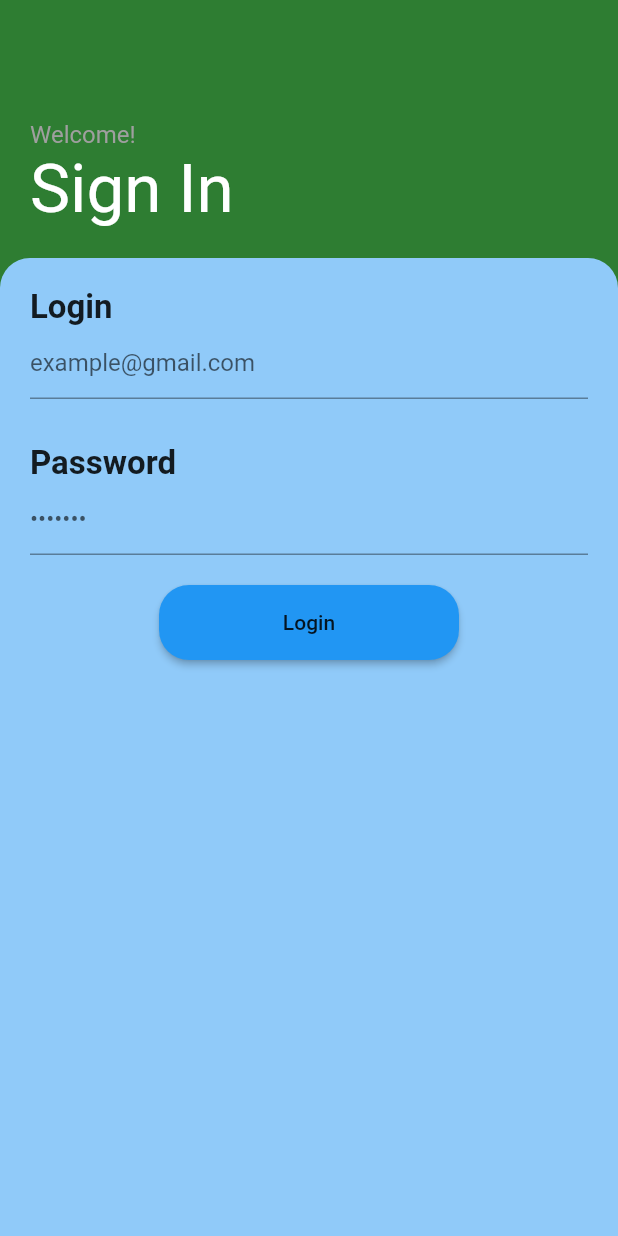
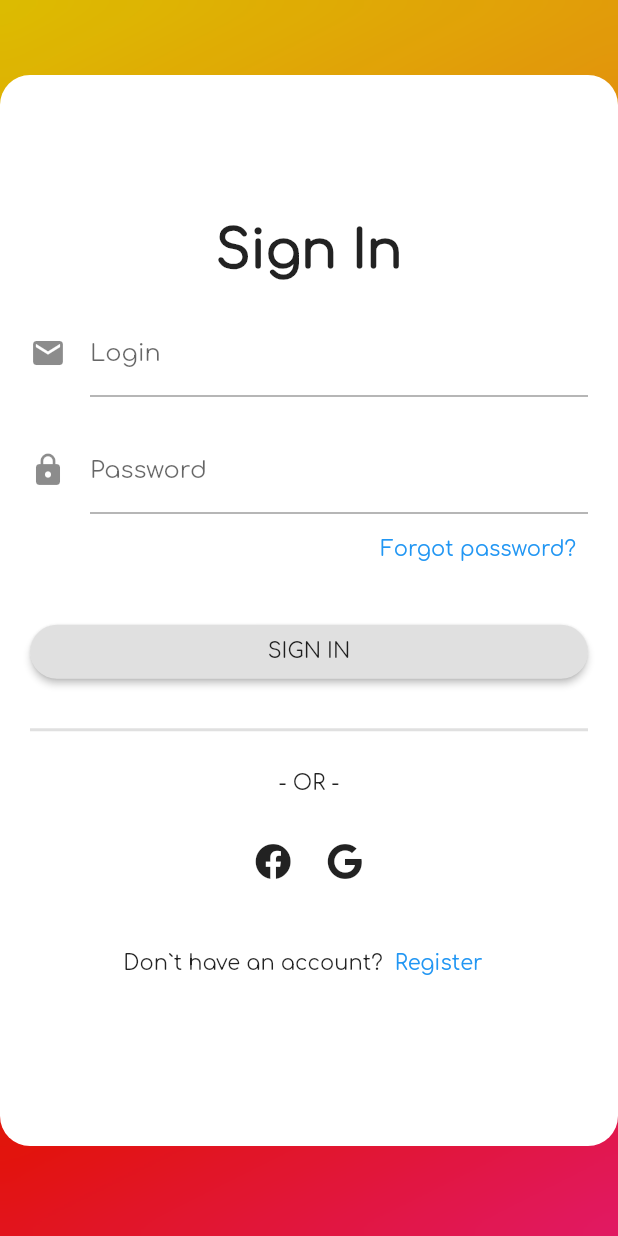
Before and after one commit to Nazarovv676/TestFirebase, a Flutter app: the screen it shows after launch, on a phone screen of 412 x 824 dp. Run offline on Flutter 3.47's test engine with Material 2 defaults, Android fonts, the phone set to English and light mode, and no system bars; our stand-ins replace firebase_core, font_awesome_flutter, hexcolor; accounts and stored records are empty.

Commit message:
Add firebase initialize

```diff
--- a/lib/main.dart
+++ b/lib/main.dart
@@ -1,31 +1,134 @@
+import 'package:firebase_core/firebase_core.dart';
 import 'package:flutter/material.dart';
 import 'package:testfirebase/pages/home/HomePage.dart';
-import 'package:testfirebase/pages/signIn/signInPage.dart';
-import 'package:testfirebase/pages/signUp/signUpPage.dart';
+import 'package:testfirebase/pages/signUpIn/alternativeSignIn.dart';
+import 'package:testfirebase/pages/signUpIn/components/bluredGradient.dart';
+import 'package:testfirebase/pages/signUpIn/signUpPage.dart';
 
 final bool signedIn = false;
 
 void main() {
-  runApp(MyApp());
+  runApp(InitializeApp());
 }
 
-class MyApp extends StatelessWidget {
-  const MyApp({
+class InitializeApp extends StatefulWidget {
+  @override
+  _InitializeAppState createState() => _InitializeAppState();
+}
+
+class _InitializeAppState extends State<InitializeApp> {
+  bool _initialized = false;
+  bool _error = false;
+
+  // Define an async function to initialize FlutterFire
+  void initializeFlutterFire() async {
+    try {
+      // Wait for Firebase to initialize and set `_initialized` state to true
+      await Firebase.initializeApp();
+      setState(() {
+        _initialized = true;
+      });
+    } catch (e) {
+      // Set `_error` state to true if Firebase initialization fails
+      setState(() {
+        _error = true;
+      });
+    }
+  }
+
+  @override
+  void initState() {
+    initializeFlutterFire();
+    super.initState();
+  }
+
+  @override
+  Widget build(BuildContext context) {
+    // Show error message if initialization failed
+    if (_error) {
+      return ErrorInitializePage();
+    }
+
+    // Show a loader until FlutterFire is initialized
+    if (!_initialized) {
+      return LoadingScreen();
+    }
+
+    return StartScreen();
+  }
+}
+
+class StartScreen extends StatelessWidget {
+  const StartScreen({
     Key key,
   }) : super(key: key);
 
   @override
   Widget build(BuildContext context) {
     return MaterialApp(
-      darkTheme: ThemeData.dark(),
-      theme: ThemeData(),
+      debugShowCheckedModeBanner: false,
+      darkTheme: ThemeData(
+        brightness: Brightness.dark,
+        fontFamily: 'Comfortaa',
+        backgroundColor: Colors.grey[900],
+      ),
+      theme: ThemeData(
+        brightness: Brightness.light,
+        fontFamily: 'Comfortaa',
+        backgroundColor: Colors.white,
+      ),
       themeMode: ThemeMode.system,
       initialRoute: signedIn ? '/home' : '/signIn',
       routes: {
         '/home': (context) => HomePage(),
-        '/signIn': (context) => SignInPage(),
+        '/signIn': (context) => SignInPageAlternative(),
         '/signUp': (context) => SignUpPage(),
       },
     );
   }
 }
+
+class ErrorInitializePage extends StatelessWidget {
+  const ErrorInitializePage({Key key}) : super(key: key);
+
+  @override
+  Widget build(BuildContext context) {
+    return MaterialApp(
+      home: Scaffold(
+        backgroundColor: Colors.transparent,
+        body: BluredGradient(
+          child: Center(
+            child: Column(
+              mainAxisAlignment: MainAxisAlignment.center,
+              children: [
+                Icon(
+                  Icons.error,
+                  size: 50,
+                ),
+                Text('Something error when initialise firebase services'),
+              ],
+            ),
+          ),
+        ),
+      ),
+    );
+  }
+}
+
+class LoadingScreen extends StatelessWidget {
+  const LoadingScreen({Key key}) : super(key: key);
+
+  @override
+  Widget build(BuildContext context) {
+    return MaterialApp(
+      home: Scaffold(
+        backgroundColor: Colors.transparent,
+        body: BluredGradient(
+          child: Center(
+            child: CircularProgressIndicator(),
+          ),
+        ),
+      ),
+    );
+  }
+}
--- /dev/null
+++ b/lib/pages/signUpIn/alternativeSignIn.dart
@@ -0,0 +1,178 @@
+import 'dart:ui';
+
+import 'package:flutter/cupertino.dart';
+import 'package:flutter/material.dart';
+import 'package:font_awesome_flutter/font_awesome_flutter.dart';
+
+import 'components/bluredGradient.dart';
+
+class SignInPageAlternative extends StatelessWidget {
+  const SignInPageAlternative({Key key}) : super(key: key);
+
+  @override
+  Widget build(BuildContext context) {
+    return Scaffold(
+        backgroundColor: Colors.transparent,
+        body: BluredGradient(
+          child: SignInContainer(),
+        ));
+  }
+}
+
+class SignInContainer extends StatefulWidget {
+  const SignInContainer({
+    Key key,
+  }) : super(key: key);
+
+  @override
+  _SignInContainerState createState() => _SignInContainerState();
+}
+
+class _SignInContainerState extends State<SignInContainer> {
+  final _loginController = TextEditingController();
+  final _passwordController = TextEditingController();
+  bool _loginIsEmpty = false;
+  bool _passwordIsEmpty = false;
+
+  void register() {
+    print('register');
+  }
+
+  void forgotPassword() {
+    print('forgot password');
+  }
+
+  void signIn() {
+    setState(() {
+      _loginController.text.isEmpty
+          ? _loginIsEmpty = true
+          : _loginIsEmpty = false;
+      _passwordController.text.isEmpty
+          ? _passwordIsEmpty = true
+          : _passwordIsEmpty = false;
+    });
+    print('sign in ${_loginController.text} ${_passwordController.text}');
+  }
+
+  void signInFacebook() {
+    print('facebook');
+  }
+
+  void signInGoogle() {
+    print('google');
+  }
+
+  @override
+  void dispose() {
+    _loginController.dispose();
+    super.dispose();
+  }
+
+  @override
+  Widget build(BuildContext context) {
+    return Container(
+      padding: EdgeInsets.all(20.0),
+      margin: EdgeInsets.fromLTRB(0, 50, 0, 60),
+      decoration: BoxDecoration(
+        color: Theme.of(context).backgroundColor,
+        borderRadius: BorderRadius.circular(20),
+      ),
+      child: Center(
+        child: ListView(
+          shrinkWrap: true,
+          children: [
+            Center(
+              child: Text(
+                'Sign In',
+                style: TextStyle(
+                  fontSize: 35,
+                  fontWeight: FontWeight.bold,
+                ),
+              ),
+            ),
+            SizedBox(height: 20),
+            TextFormField(
+              onChanged: (String text) =>
+                  setState(() => _loginIsEmpty = text.isEmpty),
+              controller: _loginController,
+              decoration: InputDecoration(
+                hintText: 'example@gmail.com',
+                labelText: 'Login',
+                icon: Icon(Icons.email),
+                errorText: _loginIsEmpty ? 'This is a required field' : null,
+              ),
+            ),
+            SizedBox(height: 20),
+            TextFormField(
+              onChanged: (String text) =>
+                  setState(() => _passwordIsEmpty = text.isEmpty),
+              controller: _passwordController,
+              obscureText: true,
+              decoration: InputDecoration(
+                hintText: '•••••••••',
+                labelText: 'Password',
+                icon: Icon(Icons.lock),
+                errorText: _passwordIsEmpty ? 'This is a required field' : null,
+              ),
+            ),
+            Align(
+              alignment: Alignment.centerRight,
+              child: TextButton(
+                onPressed: forgotPassword,
+                child: Text('Forgot password?'),
+              ),
+            ),
+            SizedBox(height: 20),
+            RaisedButton(
+              onPressed: signIn,
+              child: Text(
+                'SIGN IN',
+                style: Theme.of(context).textTheme.button,
+              ),
+              shape: RoundedRectangleBorder(
+                borderRadius: BorderRadius.circular(20),
+              ),
+            ),
+            Padding(
+              padding: EdgeInsets.symmetric(vertical: 20),
+              child: Divider(
+                thickness: 2.0,
+              ),
+            ),
+            Align(
+              alignment: Alignment.center,
+              child: Text('- OR -'),
+            ),
+            SizedBox(height: 20),
+            Row(
+              mainAxisAlignment: MainAxisAlignment.center,
+              children: [
+                IconButton(
+                  onPressed: signInFacebook,
+                  icon: Icon(FontAwesomeIcons.facebook),
+                ),
+                IconButton(
+                  onPressed: signInGoogle,
+                  icon: Icon(FontAwesomeIcons.google),
+                )
+              ],
+            ),
+            SizedBox(height: 20),
+            Row(
+              mainAxisAlignment: MainAxisAlignment.center,
+              children: [
+                Text('Don`t have an account?'),
+                TextButton(
+                  onPressed: register,
+                  child: Text(
+                    'Register',
+                  ),
+                )
+              ],
+            )
+          ],
+        ),
+      ),
+    );
+  }
+}
--- /dev/null
+++ b/lib/pages/signUpIn/components/bluredGradient.dart
@@ -0,0 +1,38 @@
+import 'dart:ui';
+
+import 'package:flutter/material.dart';
+
+class BluredGradient extends StatelessWidget {
+  const BluredGradient({
+    Key key,
+    this.child,
+  }) : super(key: key);
+
+  final Widget child;
+
+  @override
+  Widget build(BuildContext context) {
+    return Container(
+      decoration: BoxDecoration(
+        gradient: LinearGradient(
+          colors: [
+            Color.fromRGBO(245, 210, 0, 96),
+            Color.fromRGBO(252, 166, 13, 99),
+            Color.fromRGBO(230, 80, 0, 90),
+            Color.fromRGBO(252, 21, 13, 99),
+            Color.fromRGBO(250, 28, 113, 98),
+          ],
+          begin: Alignment.topLeft,
+          end: Alignment.bottomRight,
+        ),
+      ),
+      child: BackdropFilter(
+        filter: ImageFilter.blur(sigmaX: 10, sigmaY: 10),
+        child: Container(
+          color: Colors.black.withOpacity(0.1),
+          child: child,
+        ),
+      ),
+    );
+  }
+}
--- /dev/null
+++ b/lib/services/authService.dart
@@ -0,0 +1 @@
+class AuthService {}
```
Also changed, not shown: lib/pages/home/HomePage.dart (+6 -5 lines), pubspec.yaml (+11 -42 lines), assets/fonts/Comfortaa-Bold.ttf (added), assets/fonts/Comfortaa-Light.ttf (added), assets/fonts/Comfortaa-Medium.ttf (added), assets/fonts/Comfortaa-Regular.ttf (added), assets/fonts/Comfortaa-SemiBold.ttf (added), assets/images/google.png (added), lib/pages/signUpIn/signUpPage.dart (renamed from lib/pages/signUp/signUpPage.dart), pubspec.lock.
